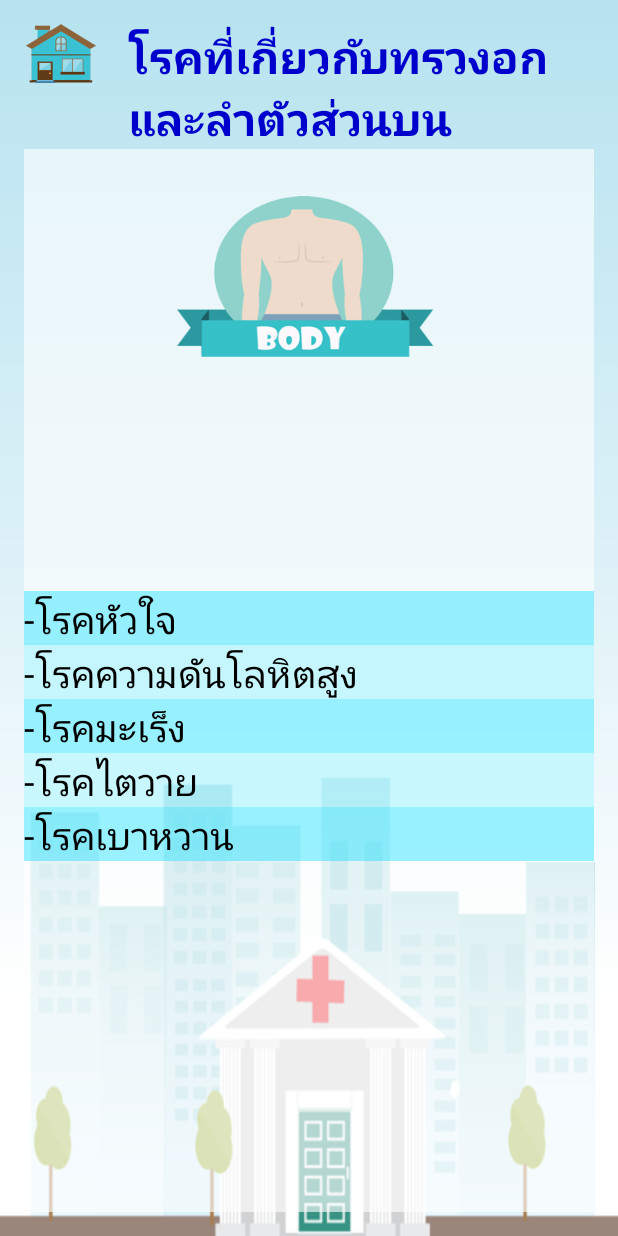
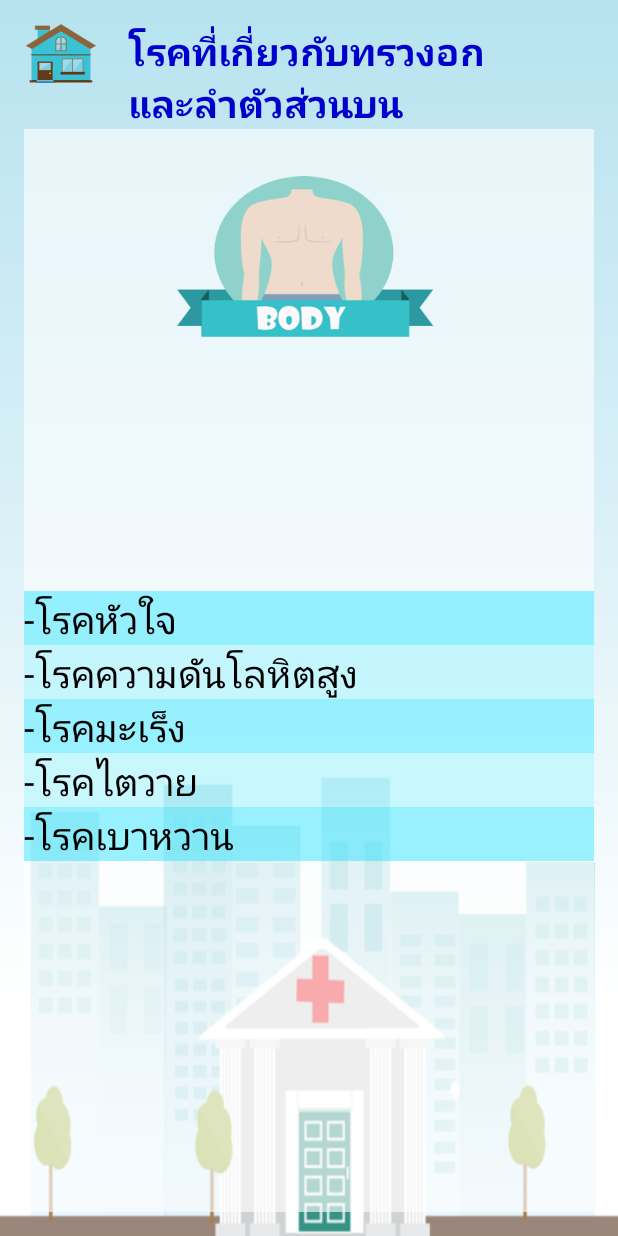
Before and after one commit to Maneerataodaod/Hospital-Room-26jan, an Android app: the layout activity_diseasebody.xml on its own in the app's theme, with its tools: preview values and no code run, on a phone screen of 412 x 824 dp. Run offline under Robolectric (Android 15) with nearby library versions, the phone set to English and light mode, and no system bars.

Commit message:
100 % UPPER

```diff
--- a/app/build.gradle
+++ b/app/build.gradle
@@ -8,8 +8,8 @@ android {
         applicationId "kaewmod.hospitalroom"
         minSdkVersion 17
         targetSdkVersion 24
-        versionCode 2
-        versionName "1.1"
+        versionCode 3
+        versionName "1.0.1"
     }
     buildTypes {
         release {
--- a/app/src/main/res/layout/activity_diseasebody.xml
+++ b/app/src/main/res/layout/activity_diseasebody.xml
@@ -34,13 +34,13 @@
                 android:layout_marginEnd="19dp" />
 
             <TextView
-                android:layout_width="284dp"
+                android:id="@+id/textView61"
+                android:layout_width="250dp"
                 android:layout_height="wrap_content"
+                android:layout_gravity="center_vertical"
                 android:text="@string/DisBody"
-                android:id="@+id/textView61"
-                android:textSize="@dimen/h5"
                 android:textColor="@color/colorPrimaryDark"
-                android:layout_gravity="center_vertical"
+                android:textSize="@dimen/h2"
                 android:textStyle="normal|bold" />
 
         </LinearLayout>
```
